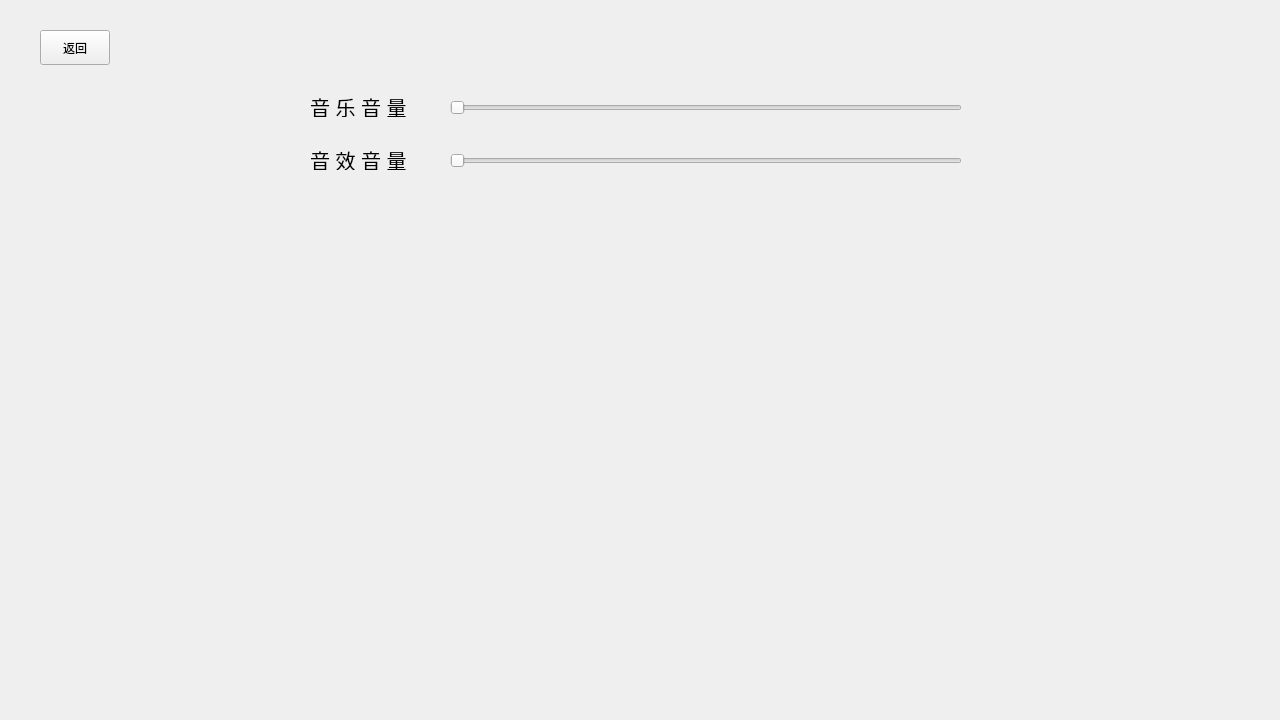
Above: assets/w2.ui from AbidHasanZidane/Tank1990 before the change. Below: the same form after it.
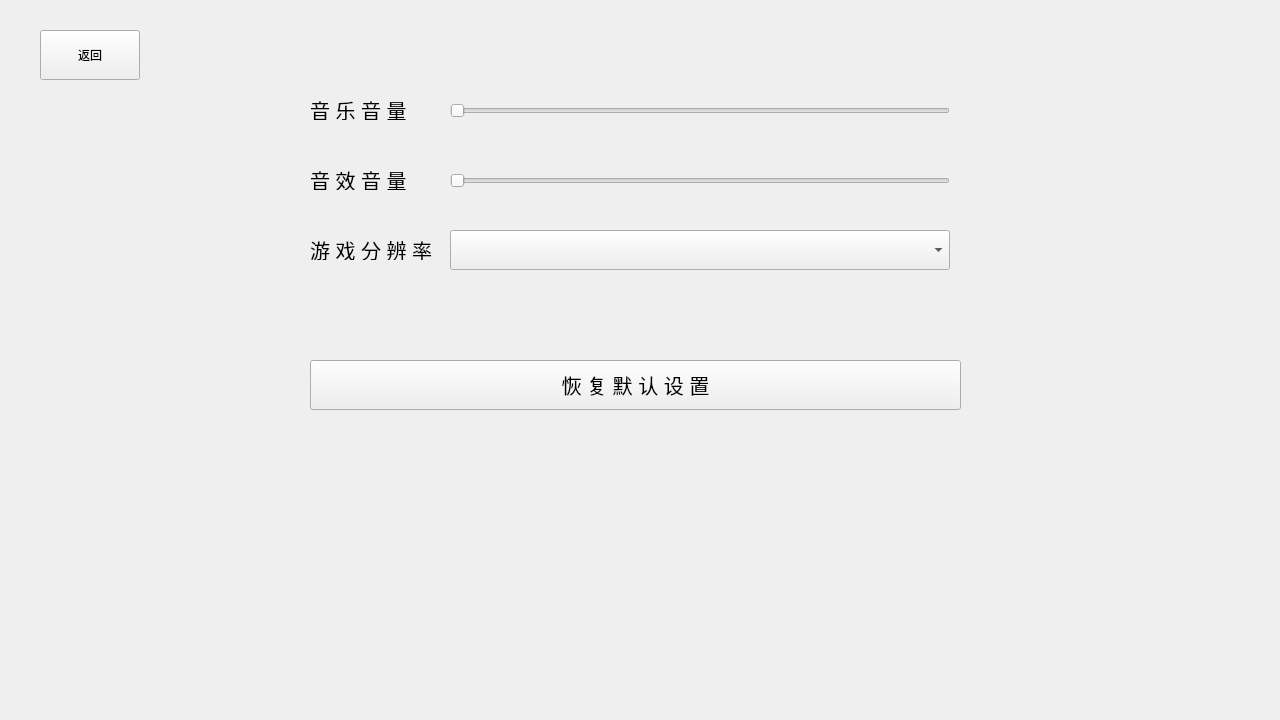
That is the form after the change. Icons and pictures are not drawn.

The edit to the form file:
```diff
--- a/assets/w2.ui
+++ b/assets/w2.ui
@@ -31,8 +31,8 @@
     <rect>
      <x>40</x>
      <y>30</y>
-     <width>70</width>
-     <height>35</height>
+     <width>100</width>
+     <height>50</height>
     </rect>
    </property>
    <property name="text">
@@ -43,8 +43,8 @@
    <property name="geometry">
     <rect>
      <x>450</x>
-     <y>100</y>
-     <width>512</width>
+     <y>103</y>
+     <width>500</width>
      <height>16</height>
     </rect>
    </property>
@@ -55,7 +55,7 @@
   <widget class="QLabel" name="label">
    <property name="geometry">
     <rect>
-     <x>412</x>
+     <x>410</x>
      <y>87</y>
      <width>41</width>
      <height>41</height>
@@ -75,8 +75,8 @@
    <property name="geometry">
     <rect>
      <x>310</x>
-     <y>97</y>
-     <width>111</width>
+     <y>100</y>
+     <width>110</width>
      <height>20</height>
     </rect>
    </property>
@@ -96,8 +96,8 @@
    <property name="geometry">
     <rect>
      <x>310</x>
-     <y>150</y>
-     <width>111</width>
+     <y>170</y>
+     <width>110</width>
      <height>20</height>
     </rect>
    </property>
@@ -116,8 +116,8 @@
   <widget class="QLabel" name="label_4">
    <property name="geometry">
     <rect>
-     <x>412</x>
-     <y>140</y>
+     <x>410</x>
+     <y>157</y>
      <width>41</width>
      <height>41</height>
     </rect>
@@ -136,8 +136,8 @@
    <property name="geometry">
     <rect>
      <x>450</x>
-     <y>153</y>
-     <width>512</width>
+     <y>173</y>
+     <width>500</width>
      <height>16</height>
     </rect>
    </property>
@@ -145,6 +145,60 @@
     <enum>Qt::Horizontal</enum>
    </property>
   </widget>
+  <widget class="QComboBox" name="comboBox">
+   <property name="geometry">
+    <rect>
+     <x>450</x>
+     <y>230</y>
+     <width>500</width>
+     <height>40</height>
+    </rect>
+   </property>
+   <property name="font">
+    <font>
+     <pointsize>15</pointsize>
+    </font>
+   </property>
+  </widget>
+  <widget class="QPushButton" name="pushButton_2">
+   <property name="geometry">
+    <rect>
+     <x>310</x>
+     <y>360</y>
+     <width>651</width>
+     <height>50</height>
+    </rect>
+   </property>
+   <property name="font">
+    <font>
+     <pointsize>15</pointsize>
+    </font>
+   </property>
+   <property name="text">
+    <string>恢 复 默 认 设 置</string>
+   </property>
+  </widget>
+  <widget class="QLabel" name="label_5">
+   <property name="geometry">
+    <rect>
+     <x>310</x>
+     <y>240</y>
+     <width>130</width>
+     <height>20</height>
+    </rect>
+   </property>
+   <property name="font">
+    <font>
+     <pointsize>15</pointsize>
+    </font>
+   </property>
+   <property name="text">
+    <string>游 戏 分 辨 率</string>
+   </property>
+   <property name="scaledContents">
+    <bool>false</bool>
+   </property>
+  </widget>
  </widget>
  <resources>
   <include location="pic.qrc"/>
```
Left out of the diff: 6 changed lines with no effect on the pictures.
